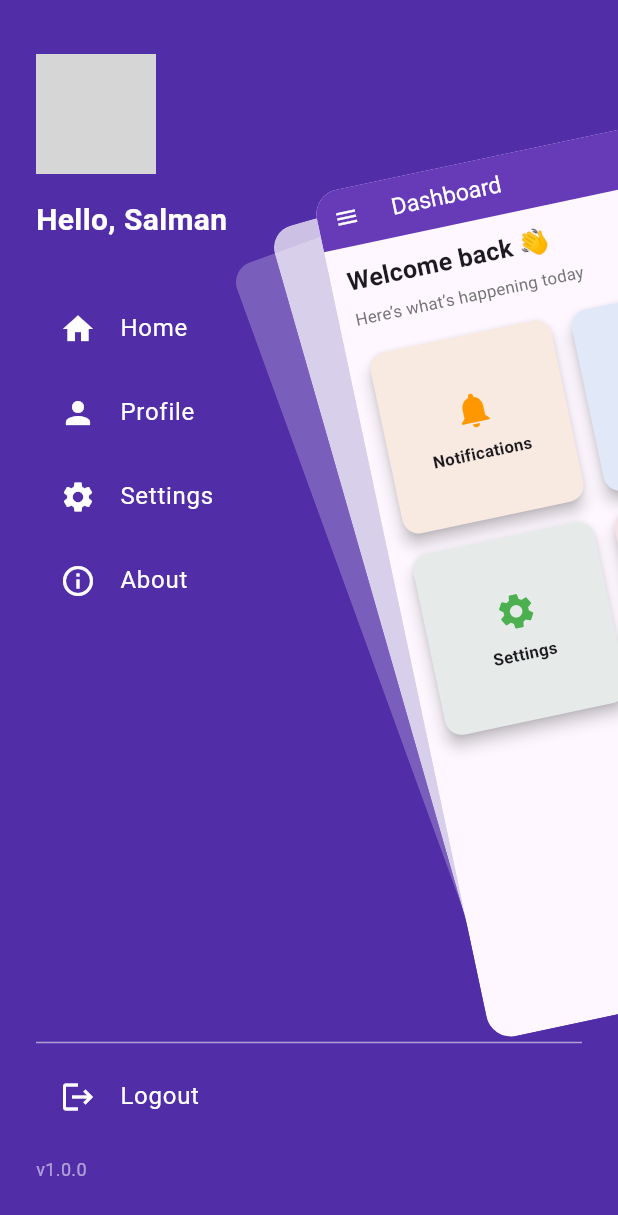
After one commit to Aswani20/widget_collection_app, a Flutter app: the ZoomDrawerScreen screen opened by its route, after a tap on the "menu" icon, on a phone screen of 412 x 824 dp. The commit adds this screen. Shown: the top 1215 px of the screen. Run offline on Flutter 3.47's test engine with Material 3 defaults, Android fonts, the phone set to English and light mode, and no system bars; drawn by our look-alikes of flutter_zoom_drawer; our stand-ins replace animated_text_kit, fluttertoast; missing offline and left inert: collapsible_sidebar; network calls fail; grey boxes are pictures that could not be loaded.

Commit message:
animated drawer add zoom drawer feature add main and menu screen update routes

```diff
--- /dev/null
+++ b/lib/animated_drawer/main_screen.dart
@@ -0,0 +1,98 @@
+import 'package:flutter/material.dart';
+
+class MainScreen extends StatelessWidget {
+  final VoidCallback onMenuPressed;
+
+  const MainScreen({super.key, required this.onMenuPressed});
+
+  @override
+  Widget build(BuildContext context) {
+    return Scaffold(
+      appBar: AppBar(
+        title: Text("Dashboard", style: TextStyle(color: Colors.white)),
+        leading: IconButton(
+          icon: Icon(Icons.menu, color: Colors.white),
+          onPressed: onMenuPressed,
+        ),
+        backgroundColor: Colors.deepPurple,
+      ),
+      body: Padding(
+        padding: const EdgeInsets.all(16.0),
+        child: Column(
+          crossAxisAlignment: CrossAxisAlignment.start,
+          children: [
+            Text(
+              "Welcome back 👋",
+              style: TextStyle(fontSize: 24, fontWeight: FontWeight.bold),
+            ),
+            SizedBox(height: 8),
+            Text(
+              "Here’s what’s happening today",
+              style: TextStyle(fontSize: 16, color: Colors.grey[600]),
+            ),
+            SizedBox(height: 20),
+            Expanded(
+              child: GridView.count(
+                crossAxisCount: 2,
+                mainAxisSpacing: 12,
+                crossAxisSpacing: 12,
+                children: [
+                  _buildDashboardCard(
+                    icon: Icons.notifications,
+                    label: "Notifications",
+                    color: Colors.orange,
+                  ),
+                  _buildDashboardCard(
+                    icon: Icons.person,
+                    label: "Profile",
+                    color: Colors.blue,
+                  ),
+                  _buildDashboardCard(
+                    icon: Icons.settings,
+                    label: "Settings",
+                    color: Colors.green,
+                  ),
+                  _buildDashboardCard(
+                    icon: Icons.logout,
+                    label: "Logout",
+                    color: Colors.red,
+                  ),
+                ],
+              ),
+            ),
+          ],
+        ),
+      ),
+    );
+  }
+
+  Widget _buildDashboardCard({
+    required IconData icon,
+    required String label,
+    required Color color,
+  }) {
+    return Card(
+      shape: RoundedRectangleBorder(borderRadius: BorderRadius.circular(16)),
+      elevation: 4,
+      child: Container(
+        decoration: BoxDecoration(
+          borderRadius: BorderRadius.circular(16),
+          color: color.withOpacity(0.1),
+        ),
+        child: Center(
+          child: Column(
+            mainAxisSize: MainAxisSize.min,
+            children: [
+              Icon(icon, size: 40, color: color),
+              SizedBox(height: 10),
+              Text(
+                label,
+                style: TextStyle(fontSize: 16, fontWeight: FontWeight.w600),
+              ),
+            ],
+          ),
+        ),
+      ),
+    );
+  }
+}
--- /dev/null
+++ b/lib/animated_drawer/menu_screen.dart
@@ -0,0 +1,64 @@
+import 'package:flutter/material.dart';
+
+class MenuScreen extends StatelessWidget {
+  final VoidCallback onItemSelected;
+
+  const MenuScreen({super.key, required this.onItemSelected});
+
+  @override
+  Widget build(BuildContext context) {
+    return Scaffold(
+      backgroundColor: Colors.deepPurple.shade700,
+      body: SafeArea(
+        child: Padding(
+          padding: const EdgeInsets.symmetric(horizontal: 24.0, vertical: 36.0),
+          child: Column(
+            crossAxisAlignment: CrossAxisAlignment.start,
+            children: [
+              // Avatar
+              CircleAvatar(
+                radius: 40,
+                backgroundImage: NetworkImage(
+                  "https://plus.unsplash.com/premium_photo-1689568126014-06fea9d5d341?fm=jpg&q=60&w=3000&ixlib=rb-4.0.3&ixid=M3wxMjA3fDB8MHxzZWFyY2h8MXx8cHJvZmlsZXxlbnwwfHwwfHx8MA%3D%3D",
+                ), // Use your own image
+              ),
+              SizedBox(height: 16),
+              Text(
+                "Hello, Salman",
+                style: TextStyle(
+                  color: Colors.white,
+                  fontSize: 20,
+                  fontWeight: FontWeight.w600,
+                ),
+              ),
+              SizedBox(height: 30),
+
+              // Menu items
+              _buildMenuItem(icon: Icons.home, title: "Home"),
+              _buildMenuItem(icon: Icons.person, title: "Profile"),
+              _buildMenuItem(icon: Icons.settings, title: "Settings"),
+              _buildMenuItem(icon: Icons.info_outline, title: "About"),
+              Spacer(),
+              Divider(color: Colors.white54),
+              _buildMenuItem(icon: Icons.logout, title: "Logout"),
+
+              SizedBox(height: 12),
+              Text(
+                "v1.0.0",
+                style: TextStyle(color: Colors.white54, fontSize: 12),
+              ),
+            ],
+          ),
+        ),
+      ),
+    );
+  }
+
+  Widget _buildMenuItem({required IconData icon, required String title}) {
+    return ListTile(
+      onTap: onItemSelected,
+      leading: Icon(icon, color: Colors.white),
+      title: Text(title, style: TextStyle(color: Colors.white, fontSize: 16)),
+    );
+  }
+}
--- /dev/null
+++ b/lib/animated_drawer/zoom_drawer_screen.dart
@@ -0,0 +1,37 @@
+import 'package:flutter/material.dart';
+import 'package:flutter_zoom_drawer/flutter_zoom_drawer.dart';
+
+import 'main_screen.dart';
+import 'menu_screen.dart';
+
+class ZoomDrawerScreen extends StatefulWidget {
+  const ZoomDrawerScreen({super.key});
+
+  @override
+  _ZoomDrawerScreenState createState() => _ZoomDrawerScreenState();
+}
+
+class _ZoomDrawerScreenState extends State<ZoomDrawerScreen> {
+  final ZoomDrawerController _drawerController = ZoomDrawerController();
+
+  @override
+  Widget build(BuildContext context) {
+    return ZoomDrawer(
+      controller: _drawerController,
+      menuScreen: MenuScreen(
+        onItemSelected: () {
+          _drawerController.toggle!();
+        },
+      ),
+      mainScreen: MainScreen(
+        onMenuPressed: () {
+          _drawerController.toggle!();
+        },
+      ),
+      borderRadius: 24.0,
+      showShadow: true,
+      angle: -12.0,
+      slideWidth: MediaQuery.of(context).size.width * 0.65,
+    );
+  }
+}
--- a/lib/collapsible_sidebar/sidebar_screen.dart
+++ b/lib/collapsible_sidebar/sidebar_screen.dart
@@ -1,7 +1,7 @@
 import 'package:flutter/material.dart';
 import 'package:template_app/collapsible_sidebar/sidebar.dart';
+import 'package:template_app/flutter_toast/flutter_toast.dart';
 import '../core/route/app_routes.dart';
-import '../flutter_toasr/flutter_toast.dart';
 
 class SidebarScreen extends StatelessWidget {
   const SidebarScreen({super.key});
--- a/lib/core/route/app_routes.dart
+++ b/lib/core/route/app_routes.dart
@@ -2,4 +2,5 @@ abstract class AppRoutes {
   static const String onBoardingScreen = "/on_boarding_screen";
   static const String homeScreen = "/home_screen";
   static const String sideBarScreen = "/side_bar_screen";
+  static const String zoomDrawerScreen = "/zoom_drawer_screen";
 }
--- a/lib/core/route/routes.dart
+++ b/lib/core/route/routes.dart
@@ -1,5 +1,6 @@
 import 'package:animated_text_kit/animated_text_kit.dart';
 import 'package:flutter/material.dart';
+import 'package:template_app/animated_drawer/zoom_drawer_screen.dart';
 import 'package:template_app/collapsible_sidebar/sidebar_screen.dart';
 import 'package:template_app/core/extensions/project_extensions.dart';
 import 'package:template_app/home_screen.dart';
@@ -16,6 +17,8 @@ abstract class Routes {
         return MaterialPageRoute(builder: (_) => HomeScreen());
       case AppRoutes.sideBarScreen:
         return MaterialPageRoute(builder: (_) => SidebarScreen());
+      case AppRoutes.zoomDrawerScreen:
+        return MaterialPageRoute(builder: (_) => ZoomDrawerScreen());
       default:
         return MaterialPageRoute(builder: (context) => NotFoundScreen());
     }
--- a/lib/home_screen.dart
+++ b/lib/home_screen.dart
@@ -32,6 +32,16 @@ class HomeScreen extends StatelessWidget {
               ),
               child: Text("Go To Sidebar Screen"),
             ),
+            16.heightBox,
+            ElevatedButton(
+              onPressed: () =>
+                  Navigator.pushNamed(context, AppRoutes.zoomDrawerScreen),
+              style: ElevatedButton.styleFrom(
+                  backgroundColor: Colors.blue[400],
+                  foregroundColor: Colors.white
+              ),
+              child: Text("Go To Animated Drawer"),
+            ),
           ],
         ),
       ),
--- a/pubspec.yaml
+++ b/pubspec.yaml
@@ -13,6 +13,7 @@ dependencies:
   animated_text_kit: ^4.2.3
   collapsible_sidebar: ^2.0.7
   fluttertoast: ^8.2.12
+  flutter_zoom_drawer: ^3.2.0
 
 dev_dependencies:
   flutter_test:
```
Also changed, not shown: lib/flutter_toast/flutter_toast.dart (renamed from lib/flutter_toasr/flutter_toast.dart), pubspec.lock.
